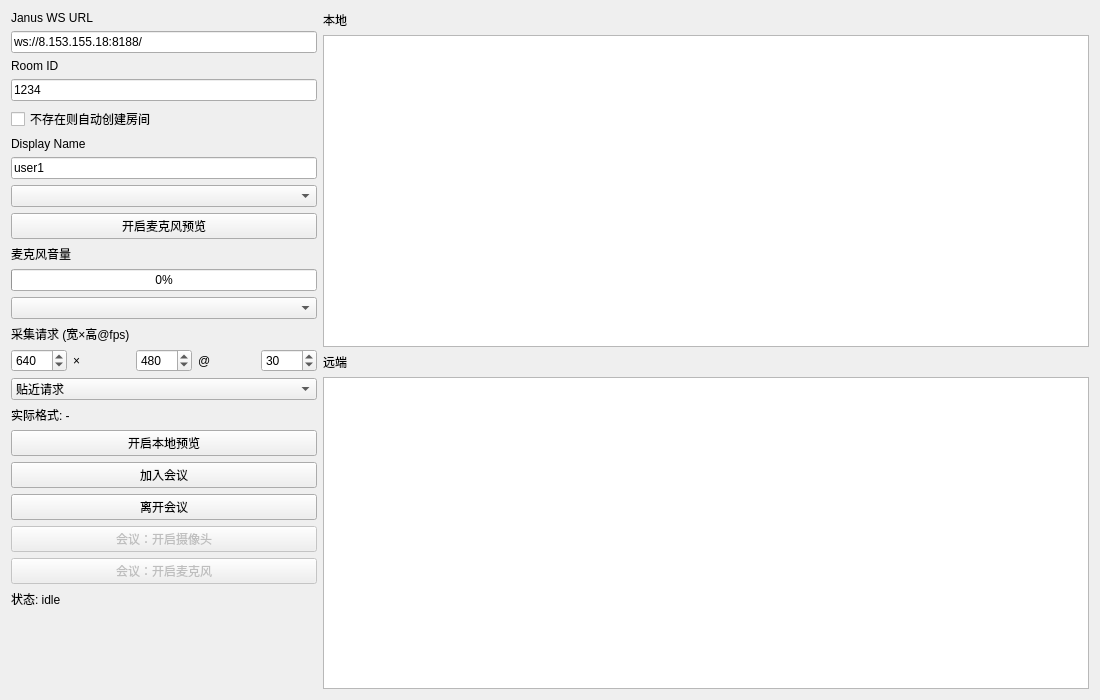
Old version of the form demo/widget.ui in the repository wang-y-cell/xrtc.
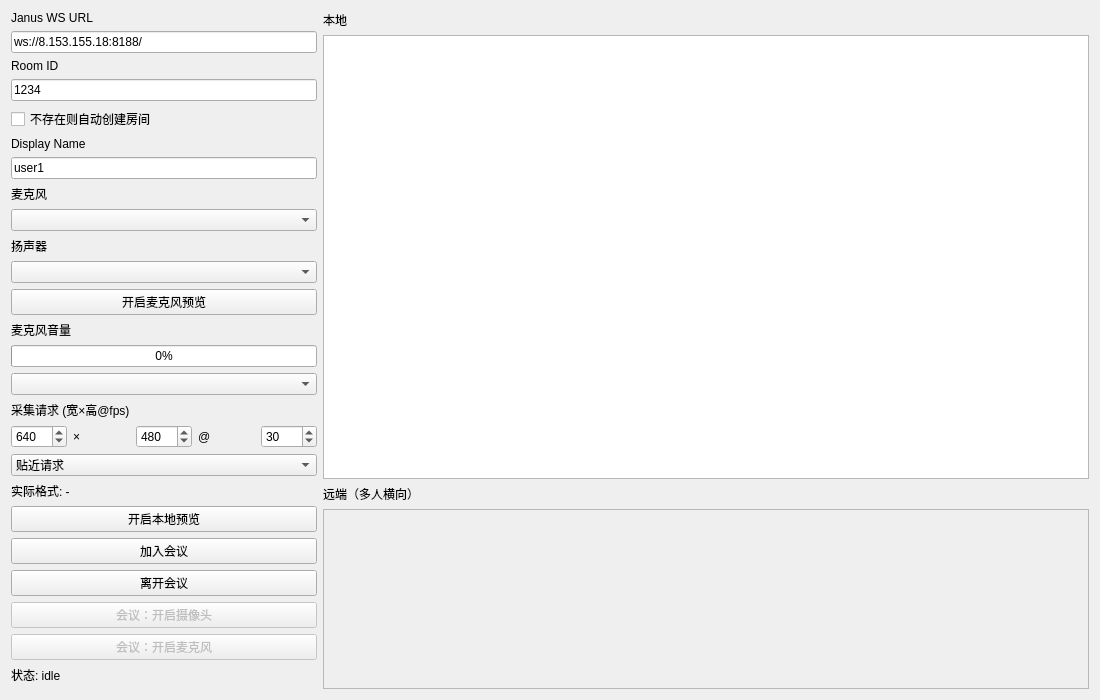
New version of the form.

Commit message: 完成扬声器列表和切换

What changed in the file:
```diff
--- a/demo/widget.ui
+++ b/demo/widget.ui
@@ -68,9 +68,26 @@
        </property>
       </widget>
      </item>
+     <item>
+      <widget class="QLabel" name="label_mic">
+       <property name="text">
+        <string>麦克风</string>
+       </property>
+      </widget>
+     </item>
      <item>
       <widget class="QComboBox" name="audio_list"/>
      </item>
+     <item>
+      <widget class="QLabel" name="label_speaker">
+       <property name="text">
+        <string>扬声器</string>
+       </property>
+      </widget>
+     </item>
+     <item>
+      <widget class="QComboBox" name="speaker_list"/>
+     </item>
      <item>
       <widget class="QPushButton" name="btn_audio_preview">
        <property name="text">
@@ -250,7 +267,7 @@
     </layout>
    </item>
    <item>
-    <layout class="QVBoxLayout" name="previewLayout">
+    <layout class="QVBoxLayout" name="previewLayout" stretch="0,3,0,1">
      <item>
       <widget class="QLabel" name="label_local">
        <property name="text">
@@ -271,18 +288,73 @@
      <item>
       <widget class="QLabel" name="label_remote">
        <property name="text">
-        <string>远端</string>
+        <string>远端（多人横向）</string>
        </property>
       </widget>
      </item>
      <item>
-      <widget class="QGraphicsView" name="remote_display">
+      <widget class="QScrollArea" name="remote_scroll">
        <property name="sizePolicy">
-        <sizepolicy hsizetype="Expanding" vsizetype="Expanding">
+        <sizepolicy hsizetype="Expanding" vsizetype="Preferred">
          <horstretch>0</horstretch>
          <verstretch>0</verstretch>
         </sizepolicy>
        </property>
+       <property name="minimumSize">
+        <size>
+         <width>0</width>
+         <height>180</height>
+        </size>
+       </property>
+       <property name="verticalScrollBarPolicy">
+        <enum>Qt::ScrollBarPolicy::ScrollBarAlwaysOff</enum>
+       </property>
+       <property name="horizontalScrollBarPolicy">
+        <enum>Qt::ScrollBarPolicy::ScrollBarAsNeeded</enum>
+       </property>
+       <property name="widgetResizable">
+        <bool>true</bool>
+       </property>
+       <widget class="QWidget" name="remote_container">
+        <property name="geometry">
+         <rect>
+          <x>0</x>
+          <y>0</y>
+          <width>765</width>
+          <height>178</height>
+         </rect>
+        </property>
+        <layout class="QHBoxLayout" name="remote_layout">
+         <property name="spacing">
+          <number>8</number>
+         </property>
+         <property name="leftMargin">
+          <number>0</number>
+         </property>
+         <property name="topMargin">
+          <number>0</number>
+         </property>
+         <property name="rightMargin">
+          <number>0</number>
+         </property>
+         <property name="bottomMargin">
+          <number>0</number>
+         </property>
+         <item>
+          <spacer name="remote_h_spacer">
+           <property name="orientation">
+            <enum>Qt::Orientation::Horizontal</enum>
+           </property>
+           <property name="sizeHint" stdset="0">
+            <size>
+             <width>40</width>
+             <height>20</height>
+            </size>
+           </property>
+          </spacer>
+         </item>
+        </layout>
+       </widget>
       </widget>
      </item>
     </layout>
```
Left out of the diff: 2 changed lines with no effect on the pictures. The commit also changes 10 other files.
